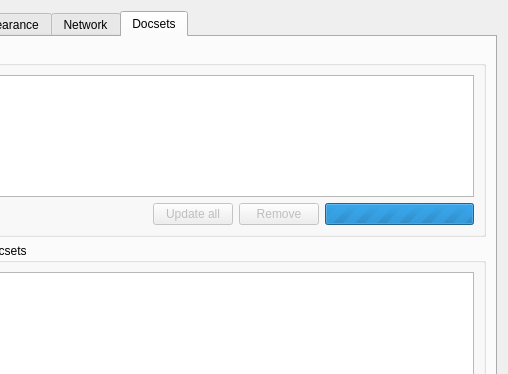
The window that src/ui/forms/settingsdialog.ui (zealdocs/zeal) describes before a commit, drawn with Qt 5; both pictures show x 116 to 624 and y 0 to 374 of the 624 by 505 pixel window.
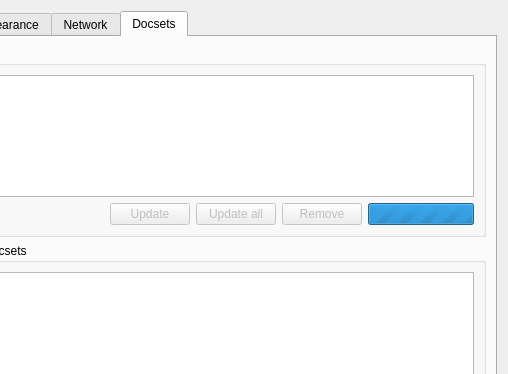
The same window after the commit. The open tabs and pages were chosen to show the change. Custom widgets are drawn as their Qt base class.

Commit message: Implement selective docset update

What changed in the file:
```diff
--- a/src/ui/forms/settingsdialog.ui
+++ b/src/ui/forms/settingsdialog.ui
@@ -407,6 +407,16 @@
               </property>
              </spacer>
             </item>
+            <item>
+             <widget class="QPushButton" name="updateSelectedDocsetsButton">
+              <property name="enabled">
+               <bool>false</bool>
+              </property>
+              <property name="text">
+               <string>Update</string>
+              </property>
+             </widget>
+            </item>
             <item>
              <widget class="QPushButton" name="updateAllDocsetsButton">
               <property name="enabled">
```
The commit also changes 2 other files.
